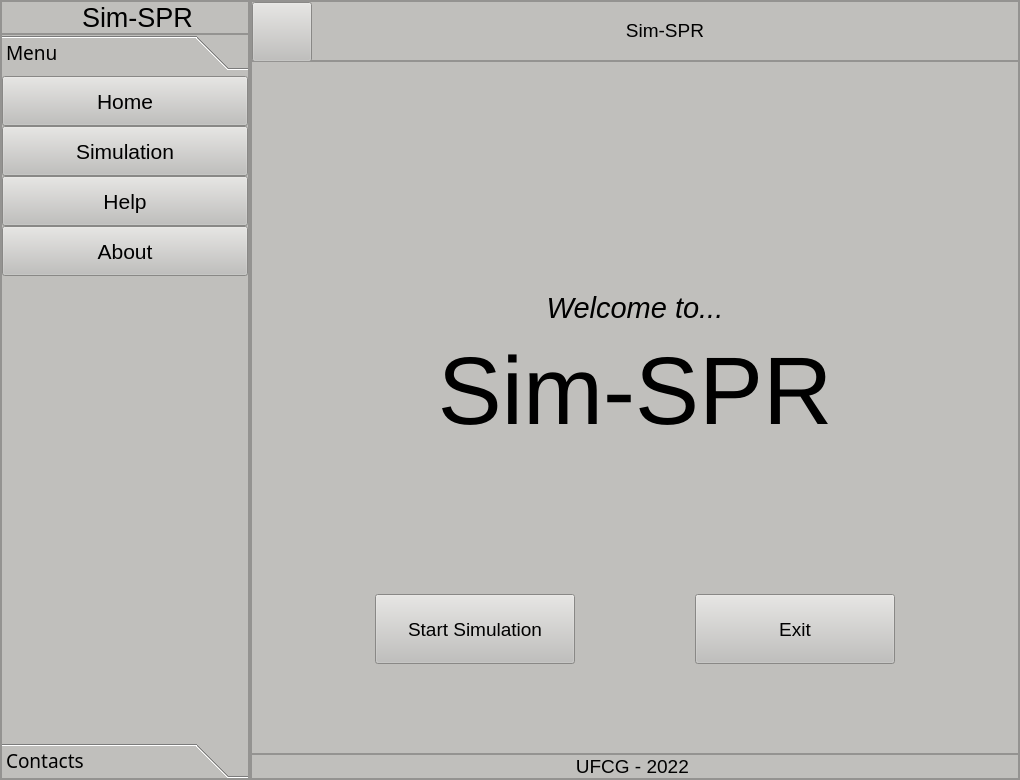
AdeilsonLeal1/Simulador-SPR-LMR, file form.ui: the form before one commit.
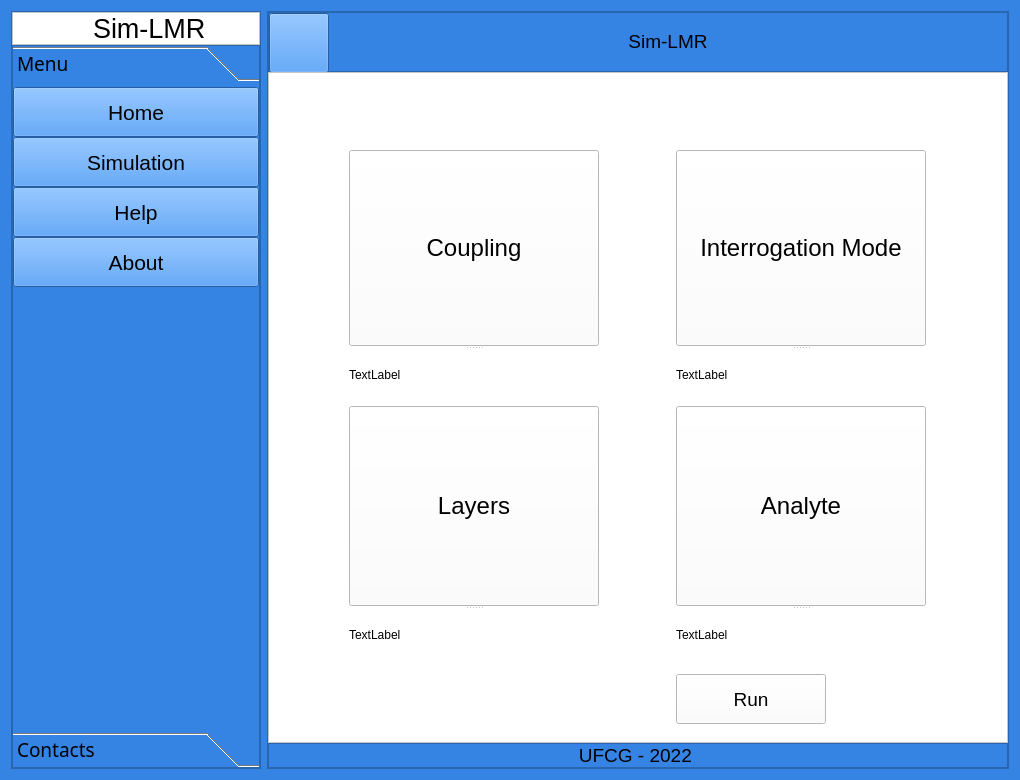
The form after the commit. Icons and pictures are not drawn.

Commit message: Atualização na interface

Diff of the .ui file:
```diff
--- a/form.ui
+++ b/form.ui
@@ -20,24 +20,10 @@
    <string>Widget</string>
   </property>
   <property name="styleSheet">
-   <string notr="true">background-color: rgb(192, 191, 188);</string>
+   <string notr="true">
+background-color: rgb(53, 132, 228);</string>
   </property>
   <layout class="QHBoxLayout" name="horizontalLayout">
-   <property name="spacing">
-    <number>0</number>
-   </property>
-   <property name="leftMargin">
-    <number>0</number>
-   </property>
-   <property name="topMargin">
-    <number>0</number>
-   </property>
-   <property name="rightMargin">
-    <number>0</number>
-   </property>
-   <property name="bottomMargin">
-    <number>0</number>
-   </property>
    <item>
     <widget class="QFrame" name="left_container">
      <property name="maximumSize">
@@ -70,6 +56,9 @@
       </property>
       <item>
        <widget class="QFrame" name="frame">
+        <property name="styleSheet">
+         <string notr="true">background-color: rgb(255, 255, 255);</string>
+        </property>
         <property name="frameShape">
          <enum>QFrame::StyledPanel</enum>
         </property>
@@ -122,7 +111,7 @@
             </font>
            </property>
            <property name="text">
-            <string>&lt;html&gt;&lt;head/&gt;&lt;body&gt;&lt;p&gt;&lt;span style=&quot; font-size:20pt;&quot;&gt;Sim-SPR&lt;/span&gt;&lt;/p&gt;&lt;/body&gt;&lt;/html&gt;</string>
+            <string>&lt;html&gt;&lt;head/&gt;&lt;body&gt;&lt;p&gt;&lt;span style=&quot; font-size:20pt;&quot;&gt;Sim-LMR&lt;/span&gt;&lt;/p&gt;&lt;/body&gt;&lt;/html&gt;</string>
            </property>
           </widget>
          </item>
@@ -161,6 +150,11 @@
              <pointsize>14</pointsize>
             </font>
            </property>
+           <property name="styleSheet">
+            <string notr="true">
+
+</string>
+           </property>
            <property name="currentIndex">
             <number>0</number>
            </property>
@@ -170,7 +164,7 @@
               <x>0</x>
               <y>0</y>
               <width>246</width>
-              <height>652</height>
+              <height>634</height>
              </rect>
             </property>
             <property name="font">
@@ -454,7 +448,7 @@
             </size>
            </property>
            <property name="text">
-            <string>&lt;html&gt;&lt;head/&gt;&lt;body&gt;&lt;p align=&quot;center&quot;&gt;&lt;span style=&quot; font-size:14pt;&quot;&gt;Sim-SPR&lt;/span&gt;&lt;/p&gt;&lt;/body&gt;&lt;/html&gt;</string>
+            <string>&lt;html&gt;&lt;head/&gt;&lt;body&gt;&lt;p align=&quot;center&quot;&gt;&lt;span style=&quot; font-size:14pt;&quot;&gt;Sim-LMR&lt;/span&gt;&lt;/p&gt;&lt;/body&gt;&lt;/html&gt;</string>
            </property>
           </widget>
          </item>
@@ -469,6 +463,9 @@
           <verstretch>0</verstretch>
          </sizepolicy>
         </property>
+        <property name="styleSheet">
+         <string notr="true">background-color: rgb(255, 255, 255);</string>
+        </property>
         <property name="frameShape">
          <enum>QFrame::StyledPanel</enum>
         </property>
@@ -493,8 +490,13 @@
          </property>
          <item>
           <widget class="QStackedWidget" name="pages">
+           <property name="font">
+            <font>
+             <pointsize>18</pointsize>
+            </font>
+           </property>
            <property name="currentIndex">
-            <number>0</number>
+            <number>1</number>
            </property>
            <widget class="QWidget" name="home_pg">
             <layout class="QVBoxLayout" name="verticalLayout_6">
@@ -506,8 +508,11 @@
                  <verstretch>0</verstretch>
                 </sizepolicy>
                </property>
+               <property name="styleSheet">
+                <string notr="true"/>
+               </property>
                <property name="text">
-                <string>&lt;html&gt;&lt;head/&gt;&lt;body&gt;&lt;p align=&quot;center&quot;&gt;&lt;br/&gt;&lt;/p&gt;&lt;p align=&quot;center&quot;&gt;&lt;img src=&quot;:/icons/icons/LOGO.png&quot;/&gt;&lt;/p&gt;&lt;p align=&quot;center&quot;&gt;&lt;br/&gt;&lt;/p&gt;&lt;p align=&quot;center&quot;&gt;&lt;span style=&quot; font-size:22pt; font-style:italic;&quot;&gt;Welcome to...&lt;/span&gt;&lt;/p&gt;&lt;p align=&quot;center&quot;&gt;&lt;span style=&quot; font-size:72pt;&quot;&gt;Sim-SPR&lt;/span&gt;&lt;/p&gt;&lt;/body&gt;&lt;/html&gt;</string>
+                <string>&lt;html&gt;&lt;head/&gt;&lt;body&gt;&lt;p align=&quot;center&quot;&gt;&lt;br/&gt;&lt;/p&gt;&lt;p align=&quot;center&quot;&gt;&lt;img src=&quot;:/icons/icons/LOGO.png&quot;/&gt;&lt;/p&gt;&lt;p align=&quot;center&quot;&gt;&lt;br/&gt;&lt;/p&gt;&lt;p align=&quot;center&quot;&gt;&lt;span style=&quot; font-size:22pt; font-style:italic;&quot;&gt;Welcome to...&lt;/span&gt;&lt;/p&gt;&lt;p align=&quot;center&quot;&gt;&lt;span style=&quot; font-size:72pt;&quot;&gt;Sim-LMR&lt;/span&gt;&lt;/p&gt;&lt;/body&gt;&lt;/html&gt;</string>
                </property>
               </widget>
              </item>
@@ -632,6 +637,292 @@
              </item>
             </layout>
            </widget>
+           <widget class="QWidget" name="Features">
+            <layout class="QGridLayout" name="gridLayout">
+             <item row="1" column="0">
+              <widget class="QSplitter" name="splitter">
+               <property name="minimumSize">
+                <size>
+                 <width>250</width>
+                 <height>250</height>
+                </size>
+               </property>
+               <property name="orientation">
+                <enum>Qt::Vertical</enum>
+               </property>
+               <widget class="QPushButton" name="coupling_btn">
+                <property name="sizePolicy">
+                 <sizepolicy hsizetype="Fixed" vsizetype="Fixed">
+                  <horstretch>0</horstretch>
+                  <verstretch>0</verstretch>
+                 </sizepolicy>
+                </property>
+                <property name="minimumSize">
+                 <size>
+                  <width>150</width>
+                  <height>150</height>
+                 </size>
+                </property>
+                <property name="maximumSize">
+                 <size>
+                  <width>250</width>
+                  <height>250</height>
+                 </size>
+                </property>
+                <property name="font">
+                 <font>
+                  <pointsize>18</pointsize>
+                 </font>
+                </property>
+                <property name="text">
+                 <string>Coupling</string>
+                </property>
+               </widget>
+               <widget class="QLabel" name="coupling_label">
+                <property name="minimumSize">
+                 <size>
+                  <width>100</width>
+                  <height>50</height>
+                 </size>
+                </property>
+                <property name="maximumSize">
+                 <size>
+                  <width>300</width>
+                  <height>50</height>
+                 </size>
+                </property>
+                <property name="text">
+                 <string>TextLabel</string>
+                </property>
+               </widget>
+              </widget>
+             </item>
+             <item row="2" column="1">
+              <widget class="QSplitter" name="splitter_4">
+               <property name="sizePolicy">
+                <sizepolicy hsizetype="Preferred" vsizetype="Expanding">
+                 <horstretch>250</horstretch>
+                 <verstretch>250</verstretch>
+                </sizepolicy>
+               </property>
+               <property name="minimumSize">
+                <size>
+                 <width>250</width>
+                 <height>250</height>
+                </size>
+               </property>
+               <property name="orientation">
+                <enum>Qt::Vertical</enum>
+               </property>
+               <widget class="QPushButton" name="Analyte_btn">
+                <property name="sizePolicy">
+                 <sizepolicy hsizetype="Fixed" vsizetype="Fixed">
+                  <horstretch>0</horstretch>
+                  <verstretch>0</verstretch>
+                 </sizepolicy>
+                </property>
+                <property name="minimumSize">
+                 <size>
+                  <width>150</width>
+                  <height>150</height>
+                 </size>
+                </property>
+                <property name="maximumSize">
+                 <size>
+                  <width>250</width>
+                  <height>200</height>
+                 </size>
+                </property>
+                <property name="font">
+                 <font>
+                  <pointsize>18</pointsize>
+                 </font>
+                </property>
+                <property name="text">
+                 <string>Analyte</string>
+                </property>
+               </widget>
+               <widget class="QLabel" name="Analyte_label_2">
+                <property name="minimumSize">
+                 <size>
+                  <width>100</width>
+                  <height>50</height>
+                 </size>
+                </property>
+                <property name="maximumSize">
+                 <size>
+                  <width>300</width>
+                  <height>50</height>
+                 </size>
+                </property>
+                <property name="text">
+                 <string>TextLabel</string>
+                </property>
+               </widget>
+              </widget>
+             </item>
+             <item row="1" column="1">
+              <widget class="QSplitter" name="splitter_2">
+               <property name="minimumSize">
+                <size>
+                 <width>250</width>
+                 <height>250</height>
+                </size>
+               </property>
+               <property name="orientation">
+                <enum>Qt::Vertical</enum>
+               </property>
+               <widget class="QPushButton" name="mode_interrogation_btn">
+                <property name="sizePolicy">
+                 <sizepolicy hsizetype="Fixed" vsizetype="Fixed">
+                  <horstretch>0</horstretch>
+                  <verstretch>0</verstretch>
+                 </sizepolicy>
+                </property>
+                <property name="minimumSize">
+                 <size>
+                  <width>150</width>
+                  <height>150</height>
+                 </size>
+                </property>
+                <property name="maximumSize">
+                 <size>
+                  <width>250</width>
+                  <height>200</height>
+                 </size>
+                </property>
+                <property name="font">
+                 <font>
+                  <pointsize>18</pointsize>
+                 </font>
+                </property>
+                <property name="text">
+                 <string>Interrogation Mode</string>
+                </property>
+               </widget>
+               <widget class="QLabel" name="mode_interrogation_label">
+                <property name="minimumSize">
+                 <size>
+                  <width>100</width>
+                  <height>50</height>
+                 </size>
+                </property>
+                <property name="maximumSize">
+                 <size>
+                  <width>300</width>
+                  <height>50</height>
+                 </size>
+                </property>
+                <property name="text">
+                 <string>TextLabel</string>
+                </property>
+               </widget>
+              </widget>
+             </item>
+             <item row="2" column="0">
+              <widget class="QSplitter" name="splitter_3">
+               <property name="minimumSize">
+                <size>
+                 <width>250</width>
+                 <height>250</height>
+                </size>
+               </property>
+               <property name="orientation">
+                <enum>Qt::Vertical</enum>
+               </property>
+               <widget class="QPushButton" name="layer_btn">
+                <property name="sizePolicy">
+                 <sizepolicy hsizetype="Fixed" vsizetype="Fixed">
+                  <horstretch>0</horstretch>
+                  <verstretch>0</verstretch>
+                 </sizepolicy>
+                </property>
+                <property name="minimumSize">
+                 <size>
+                  <width>150</width>
+                  <height>150</height>
+                 </size>
+                </property>
+                <property name="maximumSize">
+                 <size>
+                  <width>250</width>
+                  <height>200</height>
+                 </size>
+                </property>
+                <property name="font">
+                 <font>
+                  <pointsize>18</pointsize>
+                 </font>
+                </property>
+                <property name="text">
+                 <string>Layers</string>
+                </property>
+               </widget>
+               <widget class="QLabel" name="layer_label">
+                <property name="minimumSize">
+                 <size>
+                  <width>100</width>
+                  <height>50</height>
+                 </size>
+                </property>
+                <property name="maximumSize">
+                 <size>
+                  <width>300</width>
+                  <height>50</height>
+                 </size>
+                </property>
+                <property name="text">
+                 <string>TextLabel</string>
+                </property>
+               </widget>
+              </widget>
+             </item>
+             <item row="4" column="0">
+              <spacer name="verticalSpacer_4">
+               <property name="orientation">
+                <enum>Qt::Vertical</enum>
+               </property>
+               <property name="sizeHint" stdset="0">
+                <size>
+                 <width>20</width>
+                 <height>40</height>
+                </size>
+               </property>
+              </spacer>
+             </item>
+             <item row="4" column="1">
+              <widget class="QPushButton" name="pushButton_3">
+               <property name="maximumSize">
+                <size>
+                 <width>150</width>
+                 <height>50</height>
+                </size>
+               </property>
+               <property name="font">
+                <font>
+                 <pointsize>14</pointsize>
+                </font>
+               </property>
+               <property name="text">
+                <string>Run</string>
+               </property>
+              </widget>
+             </item>
+             <item row="0" column="1">
+              <spacer name="verticalSpacer_3">
+               <property name="orientation">
+                <enum>Qt::Vertical</enum>
+               </property>
+               <property name="sizeHint" stdset="0">
+                <size>
+                 <width>20</width>
+                 <height>40</height>
+                </size>
+               </property>
+              </spacer>
+             </item>
+            </layout>
+           </widget>
            <widget class="QWidget" name="coupling__pg"/>
            <widget class="QWidget" name="interrogation_mode_pg"/>
            <widget class="QWidget" name="angular_range_pg"/>
```
Left out of the diff: 2 changed lines with no effect on the pictures. The commit also changes 2 other files.
